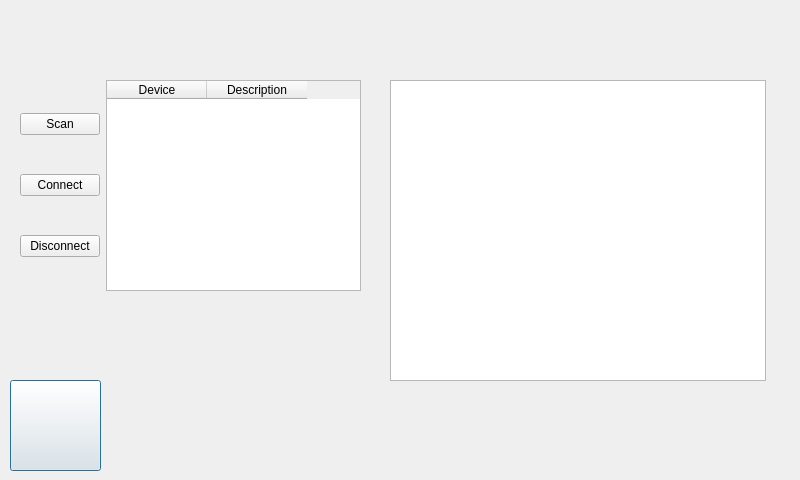
Above: ClientApp/qt/serialwindow.ui from re3Dprinting/touchscreen before the change. Below: the same form after it.
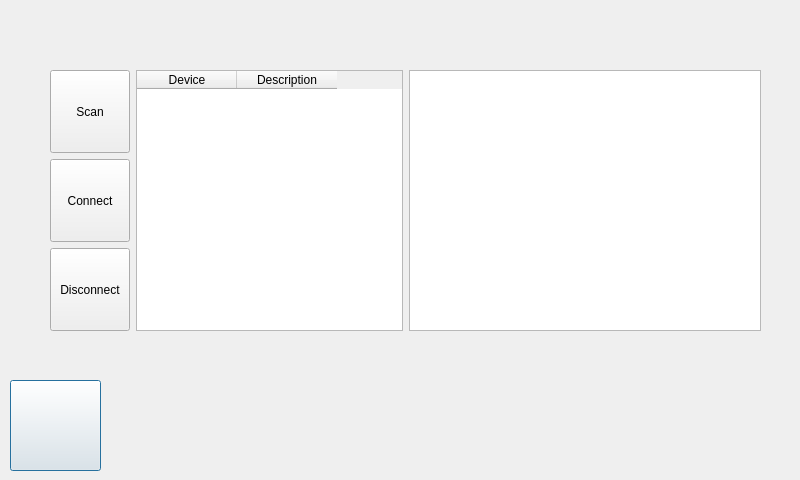
That is the form after the change. Icons and pictures are not drawn.

```diff
--- a/ClientApp/qt/serialwindow.ui
+++ b/ClientApp/qt/serialwindow.ui
@@ -48,20 +48,28 @@
     </size>
    </property>
   </widget>
-  <widget class="QWidget" name="layoutWidget">
+  <widget class="QWidget" name="">
    <property name="geometry">
     <rect>
-     <x>20</x>
-     <y>80</y>
-     <width>341</width>
-     <height>211</height>
+     <x>50</x>
+     <y>70</y>
+     <width>711</width>
+     <height>261</height>
     </rect>
    </property>
+   <layout class="QHBoxLayout" name="horizontalLayout">
+    <item>
    <layout class="QHBoxLayout" name="horizontalLayout_4">
     <item>
      <layout class="QVBoxLayout" name="verticalLayout">
       <item>
        <widget class="QPushButton" name="ScanSerial">
+          <property name="maximumSize">
+           <size>
+            <width>100</width>
+            <height>100</height>
+           </size>
+          </property>
         <property name="text">
          <string>Scan</string>
         </property>
@@ -69,6 +77,12 @@
       </item>
       <item>
        <widget class="QPushButton" name="ConnectSerial">
+          <property name="maximumSize">
+           <size>
+            <width>100</width>
+            <height>100</height>
+           </size>
+          </property>
         <property name="text">
          <string>Connect</string>
         </property>
@@ -76,6 +90,12 @@
       </item>
       <item>
        <widget class="QPushButton" name="DisconnectSerial">
+          <property name="maximumSize">
+           <size>
+            <width>100</width>
+            <height>100</height>
+           </size>
+          </property>
         <property name="text">
          <string>Disconnect</string>
         </property>
@@ -98,16 +118,11 @@
      </widget>
     </item>
    </layout>
-  </widget>
-  <widget class="QTextBrowser" name="SerialOutput">
-   <property name="geometry">
-    <rect>
-     <x>390</x>
-     <y>80</y>
-     <width>376</width>
-     <height>301</height>
-    </rect>
-   </property>
+    </item>
+    <item>
+     <widget class="QTextBrowser" name="SerialOutput"/>
+    </item>
+   </layout>
   </widget>
  </widget>
  <resources/>
```
Lines whose indentation alone changed are shown as unchanged.
